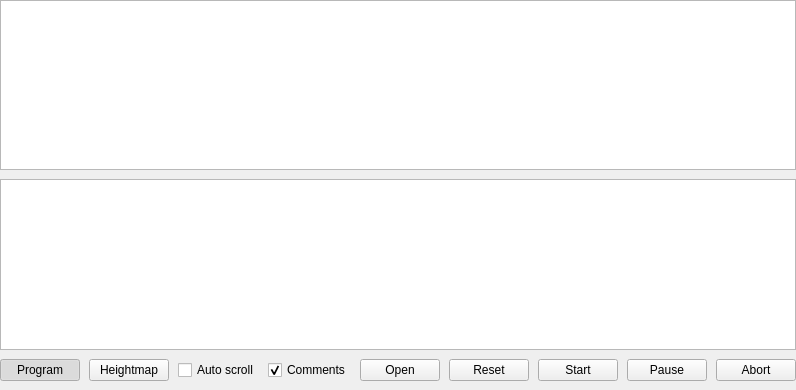
The window that src/gpilot/ui/forms/partials/main/partmainprogram.ui (etet100/AstroCore-GCode-Sender) describes before a commit, drawn with Qt 5.
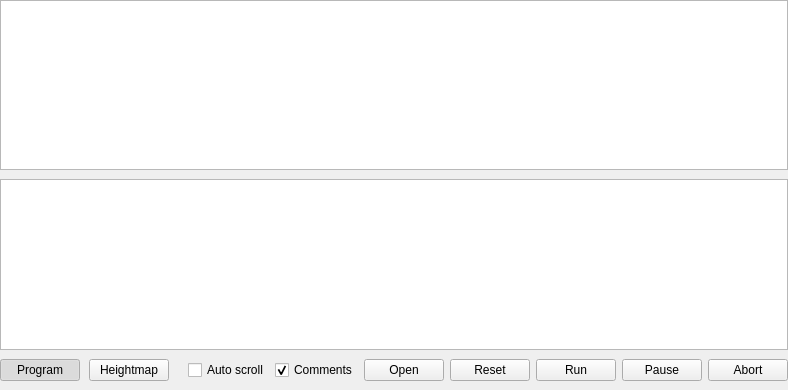
The same window after the commit. Custom widgets are drawn as their Qt base class.

The edit to the form file:
```diff
--- a/src/gpilot/ui/forms/partials/main/partmainprogram.ui
+++ b/src/gpilot/ui/forms/partials/main/partmainprogram.ui
@@ -6,7 +6,7 @@
    <rect>
     <x>0</x>
     <y>0</y>
-    <width>743</width>
+    <width>788</width>
     <height>390</height>
    </rect>
   </property>
@@ -118,18 +118,33 @@
         </widget>
        </item>
        <item>
-        <spacer name="horizontalSpacer">
+        <spacer name="spacerBot_2">
          <property name="orientation">
           <enum>Qt::Orientation::Horizontal</enum>
          </property>
          <property name="sizeHint" stdset="0">
           <size>
-           <width>40</width>
+           <width>8</width>
            <height>20</height>
           </size>
          </property>
         </spacer>
        </item>
+       <item>
+        <widget class="QWidget" name="panProgram" native="true">
+         <layout class="QHBoxLayout" name="horizontalLayout">
+          <property name="leftMargin">
+           <number>0</number>
+          </property>
+          <property name="topMargin">
+           <number>0</number>
+          </property>
+          <property name="rightMargin">
+           <number>0</number>
+          </property>
+          <property name="bottomMargin">
+           <number>0</number>
+          </property>
        <item>
         <widget class="QCheckBox" name="chkAutoScrollGCode">
          <property name="text">
@@ -147,19 +162,6 @@
          </property>
         </widget>
        </item>
-       <item>
-        <spacer name="spacerBot_2">
-         <property name="orientation">
-          <enum>Qt::Orientation::Horizontal</enum>
-         </property>
-         <property name="sizeHint" stdset="0">
-          <size>
-           <width>8</width>
-           <height>20</height>
-          </size>
-         </property>
-        </spacer>
-       </item>
        <item>
         <widget class="QPushButtonWithMenu" name="cmdFileOpen">
          <property name="text">
@@ -192,7 +194,7 @@
           </size>
          </property>
          <property name="text">
-          <string>Start</string>
+             <string>Run</string>
          </property>
          <property name="shortcut">
           <string>Ctrl+S</string>
@@ -214,6 +216,9 @@
          <property name="text">
           <string>Abort</string>
          </property>
+           </widget>
+          </item>
+         </layout>
         </widget>
        </item>
       </layout>
```
Lines whose indentation alone changed are shown as unchanged.
